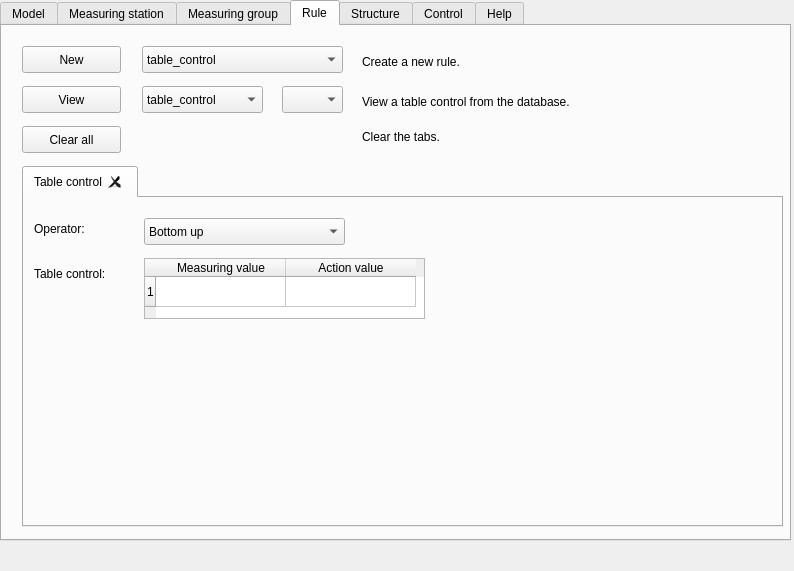
Before: the Qt Designer form ui/control_structures_dockwidget.ui in nens/threedi-results-analysis, drawn with Qt 5.
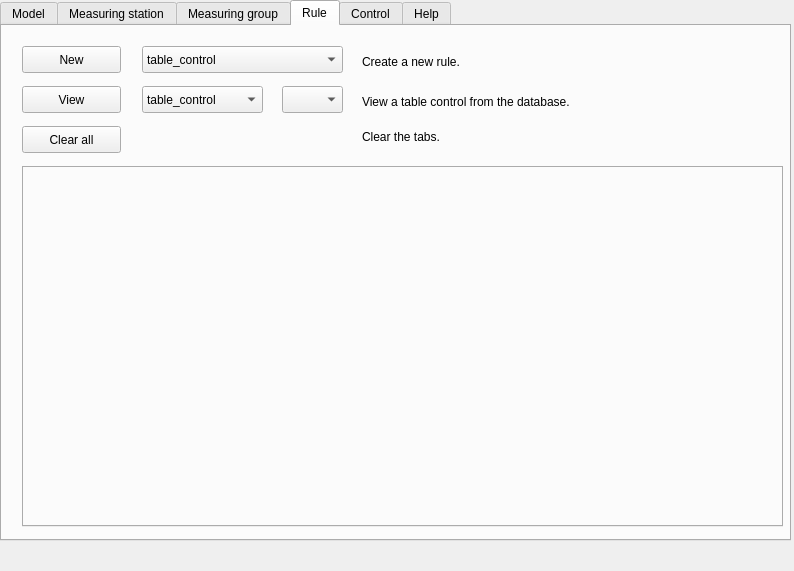
After: the same form once the commit is applied. The open tabs and pages were chosen to show the change.

Commit message:
Add the possibility to add, view and remove control groups. (#190)
* Add the possibility to create new control groups by pressing New on the Controls tab.

* Refactor: Remove structure tab and add structures in Control tab.

* Add the possibility to view control groups.

* Make it possible to clear all tabs of the Control tab.

* Make it possible to delete distinct tabs in the 'Control' tab.

What changed in the file:
```diff
--- a/ui/control_structures_dockwidget.ui
+++ b/ui/control_structures_dockwidget.ui
@@ -383,98 +383,6 @@
       <property name="movable">
        <bool>true</bool>
       </property>
-      <widget class="QWidget" name="tab">
-       <attribute name="title">
-        <string>Table control</string>
-       </attribute>
-       <widget class="QTableWidget" name="tablewidget_input_rule_table_control">
-        <property name="geometry">
-         <rect>
-          <x>120</x>
-          <y>60</y>
-          <width>281</width>
-          <height>61</height>
-         </rect>
-        </property>
-        <property name="editTriggers">
-         <set>QAbstractItemView::AllEditTriggers</set>
-        </property>
-        <attribute name="horizontalHeaderDefaultSectionSize">
-         <number>130</number>
-        </attribute>
-        <row>
-         <property name="text">
-          <string>1</string>
-         </property>
-        </row>
-        <column>
-         <property name="text">
-          <string>Measuring value</string>
-         </property>
-        </column>
-        <column>
-         <property name="text">
-          <string>Action value</string>
-         </property>
-        </column>
-        <item row="0" column="0">
-         <property name="text">
-          <string/>
-         </property>
-        </item>
-        <item row="0" column="1">
-         <property name="text">
-          <string/>
-         </property>
-        </item>
-       </widget>
-       <widget class="QLabel" name="label_input_rule_table_control">
-        <property name="geometry">
-         <rect>
-          <x>10</x>
-          <y>60</y>
-          <width>101</width>
-          <height>31</height>
-         </rect>
-        </property>
-        <property name="text">
-         <string>Table control:</string>
-        </property>
-       </widget>
-       <widget class="QComboBox" name="combobox_input_rule_operator">
-        <property name="geometry">
-         <rect>
-          <x>120</x>
-          <y>20</y>
-          <width>201</width>
-          <height>27</height>
-         </rect>
-        </property>
-        <item>
-         <property name="text">
-          <string>Bottom up</string>
-         </property>
-        </item>
-        <item>
-         <property name="text">
-          <string>Top down</string>
-         </property>
-        </item>
-       </widget>
-       <widget class="QLabel" name="label_input_rule_operator">
-        <property name="geometry">
-         <rect>
-          <x>10</x>
-          <y>20</y>
-          <width>71</width>
-          <height>21</height>
-         </rect>
-        </property>
-        <property name="text">
-         <string>Operator: </string>
-        </property>
-       </widget>
-      </widget>
      </widget>
      <widget class="QComboBox" name="combobox_input_rule_type_view">
       <property name="geometry">
@@ -512,90 +420,6 @@
      <zorder>combobox_input_rule_type_view</zorder>
      <zorder>combobox_input_rule_view</zorder>
     </widget>
-    <widget class="QWidget" name="tab_structure">
-     <attribute name="title">
-      <string>Structure</string>
-     </attribute>
-     <widget class="QLabel" name="label_input_structure_table">
-      <property name="geometry">
-       <rect>
-        <x>20</x>
-        <y>20</y>
-        <width>101</width>
-        <height>31</height>
-       </rect>
-      </property>
-      <property name="text">
-       <string>Table: </string>
-      </property>
-     </widget>
-     <widget class="QComboBox" name="combobox_input_structure_table">
-      <property name="geometry">
-       <rect>
-        <x>140</x>
-        <y>20</y>
-        <width>251</width>
-        <height>27</height>
-       </rect>
-      </property>
-      <item>
-       <property name="text">
-        <string>v2_weir</string>
-       </property>
-      </item>
-     </widget>
-     <widget class="QLabel" name="label_input_structure_id">
-      <property name="geometry">
-       <rect>
-        <x>20</x>
-        <y>60</y>
-        <width>111</width>
-        <height>21</height>
-       </rect>
-      </property>
-      <property name="text">
-       <string>weir_id:</string>
-      </property>
-     </widget>
-     <widget class="QComboBox" name="combobox_input_structure_id">
-      <property name="geometry">
-       <rect>
-        <x>140</x>
-        <y>60</y>
-        <width>251</width>
-        <height>27</height>
-       </rect>
-      </property>
-     </widget>
-     <widget class="QLabel" name="label_input_structure_field">
-      <property name="geometry">
-       <rect>
-        <x>20</x>
-        <y>100</y>
-        <width>111</width>
-        <height>21</height>
-       </rect>
-      </property>
-      <property name="text">
-       <string>Field: </string>
-      </property>
-     </widget>
-     <widget class="QComboBox" name="combobox_input_field">
-      <property name="geometry">
-       <rect>
-        <x>140</x>
-        <y>100</y>
-        <width>251</width>
-        <height>27</height>
-       </rect>
-      </property>
-      <item>
-       <property name="text">
-        <string>weir_crest_level</string>
-       </property>
-      </item>
-     </widget>
-    </widget>
     <widget class="QWidget" name="tab_control">
      <attribute name="title">
       <string>Control</string>
```
Left out of the diff: 16 changed lines with no effect on the pictures. The commit also changes 4 other files.
